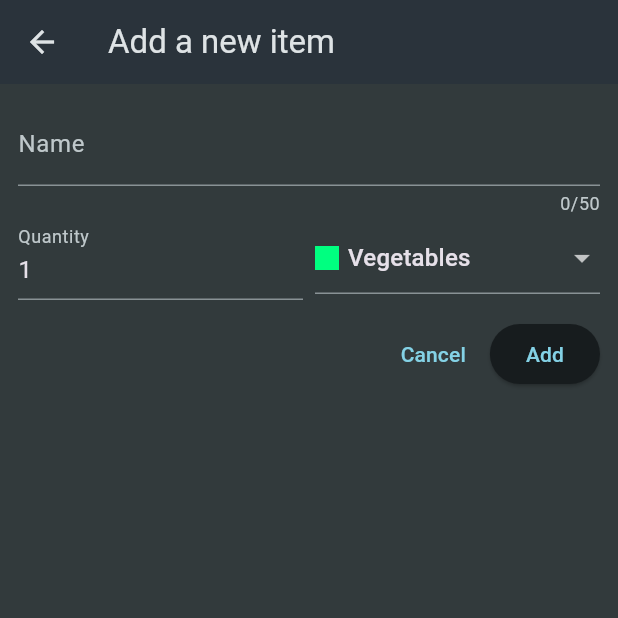
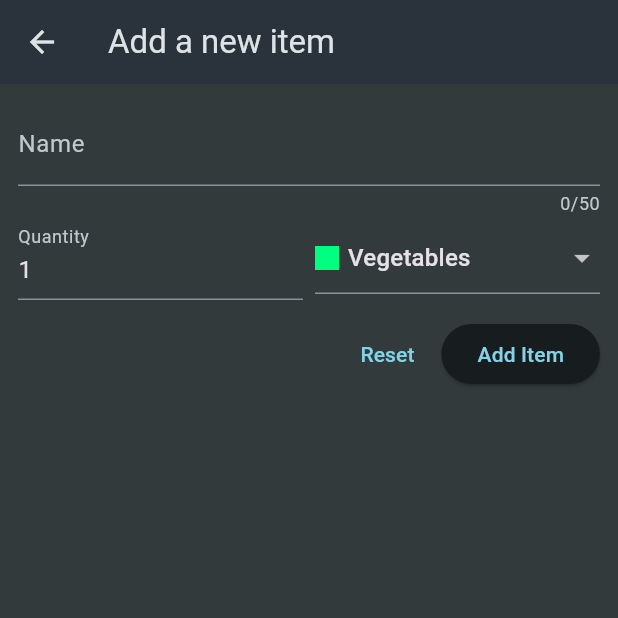
Before and after one commit to RizwanSiddiqui021/Flutter_and_Dart_Udemy, a Flutter app: the screen it shows after launch, after a tap on the "add" icon, on a phone screen of 412 x 824 dp, the top half of it. Run offline on Flutter 3.47's test engine with Material 3 defaults, Android fonts, the phone set to English and light mode, and no system bars; our stand-ins replace flutter_riverpod, google_fonts, riverpod_annotation, transparent_image; generated files the repository leaves out were written again; network calls fail.

Commit message:
completed module 12

```diff
--- a/shopping_list_with_backend/lib/widgets/grocery_list.dart
+++ b/shopping_list_with_backend/lib/widgets/grocery_list.dart
@@ -1,10 +1,7 @@
 import 'dart:convert';
-
 import 'package:http/http.dart' as http;
-
 import 'package:flutter/material.dart';
 import 'package:shopping_list/data/categories.dart';
-
 import 'package:shopping_list/models/grocery_item.dart';
 import 'package:shopping_list/widgets/new_item.dart';
 
@@ -17,6 +14,8 @@ class GroceryList extends StatefulWidget {
 
 class _GroceryListState extends State<GroceryList> {
   List<GroceryItem> _groceryItems = [];
+  var _isLoading = true;
+  String? _error;
 
   @override
   void initState() {
@@ -29,15 +28,34 @@ class _GroceryListState extends State<GroceryList> {
       'flutter-prep-67363-default-rtdb.firebaseio.com',
       'shopping-list.json',
     );
+
+    try {
       final response = await http.get(url);
+
+      if (response.statusCode >= 400) {
+        setState(() {
+          _error = "Failed to fetch data!!";
+        });
+      }
+
+      // Firebase returns the STRING "null" when empty
+      if (response.body == 'null') {
+        setState(() {
+          _isLoading = false;
+        });
+        return;
+      }
+
       final Map<String, dynamic> listData = json.decode(response.body);
       final List<GroceryItem> _loadedItems = [];
+
       for (final item in listData.entries) {
         final category = categories.entries
             .firstWhere(
               (catItem) => catItem.value.title == item.value['category'],
             )
             .value;
+
         _loadedItems.add(
           GroceryItem(
             id: item.key,
@@ -50,7 +68,13 @@ class _GroceryListState extends State<GroceryList> {
 
       setState(() {
         _groceryItems = _loadedItems;
+        _isLoading = false;
       });
+    } catch (error) {
+      setState(() {
+        _error = 'Something went wrong! Please try again later.';
+      });
+    }
   }
 
   void _addItem() async {
@@ -60,15 +84,34 @@ class _GroceryListState extends State<GroceryList> {
     _loadItems();
   }
 
-  void _removeItem(GroceryItem item) {
+  void _removeItem(GroceryItem item) async {
+    final index = _groceryItems.indexOf(item);
+
     setState(() {
       _groceryItems.remove(item);
     });
+
+    final url = Uri.https(
+      'flutter-prep-67363-default-rtdb.firebaseio.com',
+      'shopping-list/${item.id}.json',
+    );
+    final response = await http.delete(url);
+
+    if (response.statusCode >= 400) {
+      setState(() {
+        _groceryItems.insert(index, item);
+      });
+    }
   }
 
   @override
   Widget build(BuildContext context) {
-    Widget content = Center(child: Text('No items added yet!'));
+    Widget content = const Center(child: Text('No items added yet!'));
+
+    if (_isLoading) {
+      content = const Center(child: CircularProgressIndicator());
+    }
+
     if (_groceryItems.isNotEmpty) {
       content = ListView.builder(
         itemCount: _groceryItems.length,
@@ -90,10 +133,14 @@ class _GroceryListState extends State<GroceryList> {
       );
     }
 
+    if (_error != null) {
+      content = Center(child: Text(_error!));
+    }
+
     return Scaffold(
       appBar: AppBar(
         title: Text("Your Groceries"),
-        actions: [IconButton(onPressed: _addItem, icon: Icon(Icons.add))],
+        actions: [IconButton(onPressed: _addItem, icon: const Icon(Icons.add))],
       ),
       body: content,
     );
--- a/shopping_list_with_backend/lib/widgets/new_item.dart
+++ b/shopping_list_with_backend/lib/widgets/new_item.dart
@@ -18,10 +18,14 @@ class _NewItemState extends State<NewItem> {
   var _itemName = "";
   var _enteredQuantity = 1;
   var _selectedCategory = categories[Categories.vegetables]!;
+  var _isSaving = false;
 
   void _saveItem() async {
     if (_formKey.currentState!.validate()) {
       _formKey.currentState!.save();
+      setState(() {
+        _isSaving = true;
+      });
       final url = Uri.https(
         'flutter-prep-67363-default-rtdb.firebaseio.com',
         'shopping-list.json',
@@ -36,10 +40,7 @@ class _NewItemState extends State<NewItem> {
         }),
       );
 
-      print(response.body);
-      print(response.statusCode);
-
-      if(!context.mounted){
+      if (!context.mounted) {
         return;
       }
       Navigator.of(context).pop();
@@ -128,13 +129,24 @@ class _NewItemState extends State<NewItem> {
                 mainAxisAlignment: MainAxisAlignment.end,
                 children: [
                   TextButton(
-                    onPressed: () {
-                      _formKey.currentState!.reset();
-                    },
-                    child: Text("Cancel"),
+                    onPressed: _isSaving
+                        ? null
+                        : () {
+                            _formKey.currentState!.reset();
+                          },
+                    child: Text("Reset"),
                   ),
                   const SizedBox(width: 4),
-                  ElevatedButton(onPressed: _saveItem, child: Text("Add")),
+                  ElevatedButton(
+                    onPressed: _isSaving ? null : _saveItem,
+                    child: _isSaving
+                        ? SizedBox(
+                            width: 16,
+                            height: 16,
+                            child: CircularProgressIndicator(),
+                          )
+                        : Text("Add Item"),
+                  ),
                 ],
               ),
             ],
```
Lines whose indentation alone changed are shown as unchanged.
